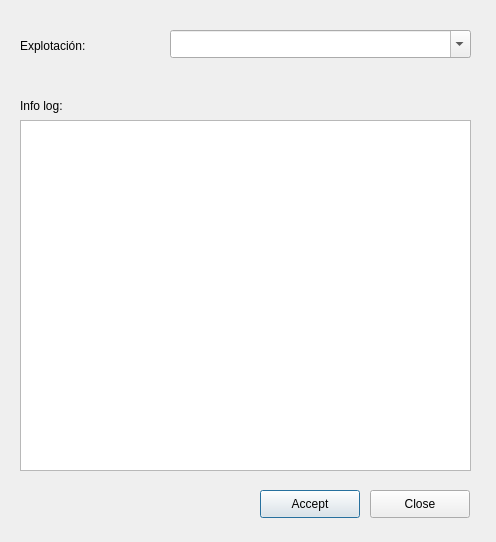
Above: ui/crm_trace.ui from Giswater/giswater_qgis_plugin before the change. Below: the same form after it.
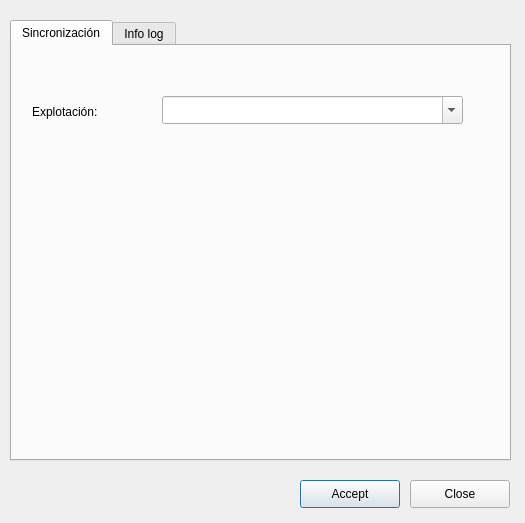
That is the form after the change.

Commit message: #713 Add tab 'Info Log'. Manage 'geometryType'

Patch:
```diff
--- a/ui/crm_trace.ui
+++ b/ui/crm_trace.ui
@@ -6,8 +6,8 @@
    <rect>
     <x>0</x>
     <y>0</y>
-    <width>496</width>
-    <height>542</height>
+    <width>525</width>
+    <height>523</height>
    </rect>
   </property>
   <property name="windowTitle">
@@ -16,8 +16,8 @@
   <widget class="QPushButton" name="btn_accept">
    <property name="geometry">
     <rect>
-     <x>260</x>
-     <y>490</y>
+     <x>300</x>
+     <y>480</y>
      <width>100</width>
      <height>28</height>
     </rect>
@@ -29,8 +29,8 @@
   <widget class="QPushButton" name="btn_cancel">
    <property name="geometry">
     <rect>
-     <x>370</x>
-     <y>490</y>
+     <x>410</x>
+     <y>480</y>
      <width>100</width>
      <height>28</height>
     </rect>
@@ -39,24 +39,27 @@
     <string>Close</string>
    </property>
   </widget>
-  <widget class="QLabel" name="lbl_main">
+  <widget class="QTabWidget" name="tab_main">
    <property name="geometry">
     <rect>
-     <x>20</x>
-     <y>30</y>
-     <width>121</width>
-     <height>31</height>
+     <x>10</x>
+     <y>20</y>
+     <width>501</width>
+     <height>441</height>
     </rect>
    </property>
-   <property name="text">
-    <string>Explotación:</string>
+   <property name="currentIndex">
+    <number>0</number>
    </property>
-  </widget>
+   <widget class="QWidget" name="tab_sincro">
+    <attribute name="title">
+     <string>Sincronización</string>
+    </attribute>
   <widget class="QComboBox" name="cbo_expl">
    <property name="geometry">
     <rect>
-     <x>170</x>
-     <y>30</y>
+       <x>150</x>
+       <y>50</y>
      <width>301</width>
      <height>28</height>
     </rect>
@@ -68,28 +71,35 @@
     <number>10</number>
    </property>
   </widget>
+    <widget class="QLabel" name="lbl_main">
+     <property name="geometry">
+      <rect>
+       <x>20</x>
+       <y>50</y>
+       <width>121</width>
+       <height>31</height>
+      </rect>
+     </property>
+     <property name="text">
+      <string>Explotación:</string>
+     </property>
+    </widget>
+   </widget>
+   <widget class="QWidget" name="tab_infolog">
+    <attribute name="title">
+     <string>Info log</string>
+    </attribute>
   <widget class="QTextEdit" name="txt_infolog">
    <property name="geometry">
     <rect>
-     <x>20</x>
-     <y>120</y>
-     <width>451</width>
-     <height>351</height>
+       <x>10</x>
+       <y>10</y>
+       <width>481</width>
+       <height>381</height>
     </rect>
    </property>
   </widget>
-  <widget class="QLabel" name="lbl_main_2">
-   <property name="geometry">
-    <rect>
-     <x>20</x>
-     <y>90</y>
-     <width>121</width>
-     <height>31</height>
-    </rect>
-   </property>
-   <property name="text">
-    <string>Info log:</string>
-   </property>
+   </widget>
   </widget>
  </widget>
  <resources/>
```
Left out of the diff: 2 changed lines with no effect on the pictures. Lines whose indentation alone changed are shown as unchanged. The commit also changes 1 other file.
